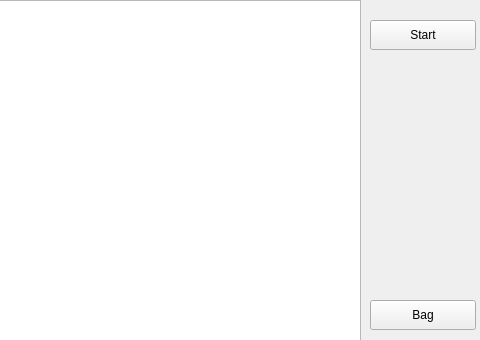
Before: the Qt Designer form Game/mainwindow.ui in saurtm12/Invasion-Of-Pokemon, drawn with Qt 5; both pictures show x 320 to 800 and y 0 to 340 of the 800 by 600 pixel window.
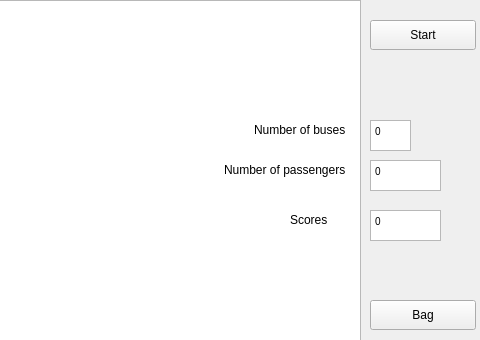
After: the same form once the commit is applied.

Patch:
```diff
--- a/Game/mainwindow.ui
+++ b/Game/mainwindow.ui
@@ -50,6 +50,96 @@
      <string>Bag</string>
     </property>
    </widget>
+   <widget class="QTextEdit" name="busText">
+    <property name="geometry">
+     <rect>
+      <x>690</x>
+      <y>120</y>
+      <width>41</width>
+      <height>31</height>
+     </rect>
+    </property>
+    <property name="html">
+     <string>&lt;!DOCTYPE HTML PUBLIC &quot;-//W3C//DTD HTML 4.0//EN&quot; &quot;http://www.w3.org/TR/REC-html40/strict.dtd&quot;&gt;
+&lt;html&gt;&lt;head&gt;&lt;meta name=&quot;qrichtext&quot; content=&quot;1&quot; /&gt;&lt;style type=&quot;text/css&quot;&gt;
+p, li { white-space: pre-wrap; }
+&lt;/style&gt;&lt;/head&gt;&lt;body style=&quot; font-family:'MS Shell Dlg 2'; font-size:7.8pt; font-weight:400; font-style:normal;&quot;&gt;
+&lt;p style=&quot; margin-top:0px; margin-bottom:0px; margin-left:0px; margin-right:0px; -qt-block-indent:0; text-indent:0px;&quot;&gt;0&lt;/p&gt;&lt;/body&gt;&lt;/html&gt;</string>
+    </property>
+   </widget>
+   <widget class="QLabel" name="busLabel">
+    <property name="geometry">
+     <rect>
+      <x>574</x>
+      <y>120</y>
+      <width>101</width>
+      <height>20</height>
+     </rect>
+    </property>
+    <property name="text">
+     <string>Number of buses</string>
+    </property>
+   </widget>
+   <widget class="QLabel" name="passengerLabel">
+    <property name="geometry">
+     <rect>
+      <x>544</x>
+      <y>160</y>
+      <width>131</width>
+      <height>20</height>
+     </rect>
+    </property>
+    <property name="text">
+     <string>Number of passengers</string>
+    </property>
+   </widget>
+   <widget class="QTextEdit" name="passengerText">
+    <property name="geometry">
+     <rect>
+      <x>690</x>
+      <y>160</y>
+      <width>71</width>
+      <height>31</height>
+     </rect>
+    </property>
+    <property name="html">
+     <string>&lt;!DOCTYPE HTML PUBLIC &quot;-//W3C//DTD HTML 4.0//EN&quot; &quot;http://www.w3.org/TR/REC-html40/strict.dtd&quot;&gt;
+&lt;html&gt;&lt;head&gt;&lt;meta name=&quot;qrichtext&quot; content=&quot;1&quot; /&gt;&lt;style type=&quot;text/css&quot;&gt;
+p, li { white-space: pre-wrap; }
+&lt;/style&gt;&lt;/head&gt;&lt;body style=&quot; font-family:'MS Shell Dlg 2'; font-size:7.8pt; font-weight:400; font-style:normal;&quot;&gt;
+&lt;p style=&quot; margin-top:0px; margin-bottom:0px; margin-left:0px; margin-right:0px; -qt-block-indent:0; text-indent:0px;&quot;&gt;0&lt;/p&gt;&lt;/body&gt;&lt;/html&gt;</string>
+    </property>
+   </widget>
+   <widget class="QLabel" name="scoreLabel">
+    <property name="geometry">
+     <rect>
+      <x>610</x>
+      <y>210</y>
+      <width>41</width>
+      <height>20</height>
+     </rect>
+    </property>
+    <property name="text">
+     <string>Scores</string>
+    </property>
+   </widget>
+   <widget class="QTextEdit" name="scoreText">
+    <property name="geometry">
+     <rect>
+      <x>690</x>
+      <y>210</y>
+      <width>71</width>
+      <height>31</height>
+     </rect>
+    </property>
+    <property name="html">
+     <string>&lt;!DOCTYPE HTML PUBLIC &quot;-//W3C//DTD HTML 4.0//EN&quot; &quot;http://www.w3.org/TR/REC-html40/strict.dtd&quot;&gt;
+&lt;html&gt;&lt;head&gt;&lt;meta name=&quot;qrichtext&quot; content=&quot;1&quot; /&gt;&lt;style type=&quot;text/css&quot;&gt;
+p, li { white-space: pre-wrap; }
+&lt;/style&gt;&lt;/head&gt;&lt;body style=&quot; font-family:'MS Shell Dlg 2'; font-size:7.8pt; font-weight:400; font-style:normal;&quot;&gt;
+&lt;p style=&quot; margin-top:0px; margin-bottom:0px; margin-left:0px; margin-right:0px; -qt-block-indent:0; text-indent:0px;&quot;&gt;0&lt;/p&gt;&lt;/body&gt;&lt;/html&gt;</string>
+    </property>
+   </widget>
   </widget>
   <widget class="QMenuBar" name="menubar">
    <property name="geometry">
```
